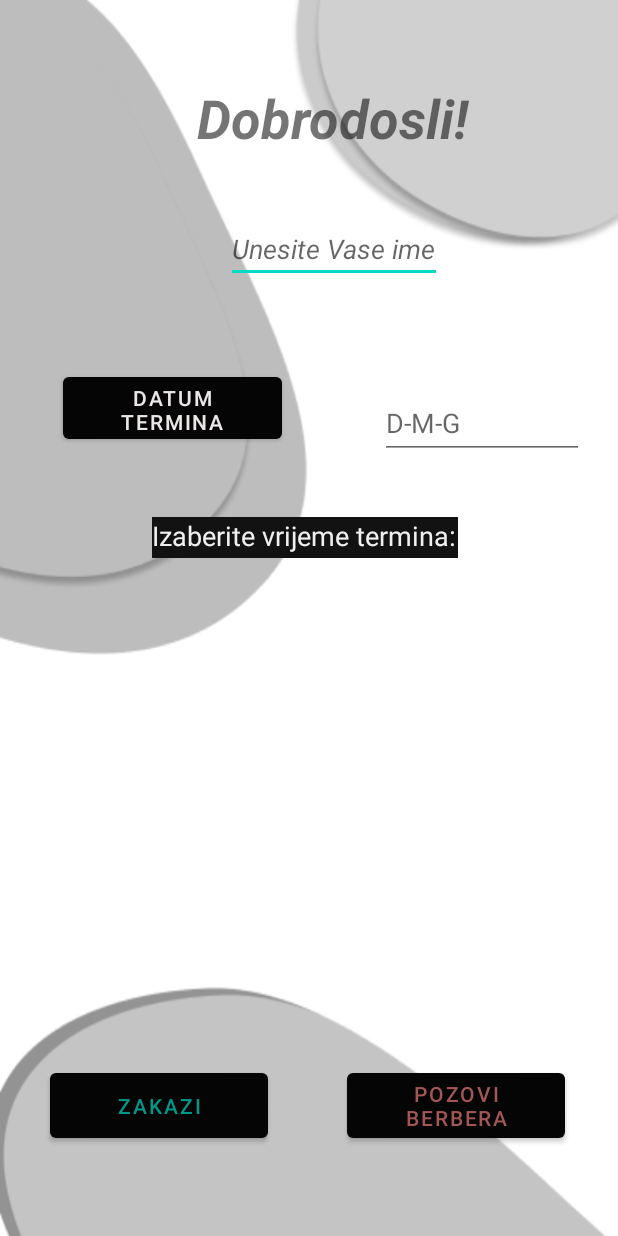
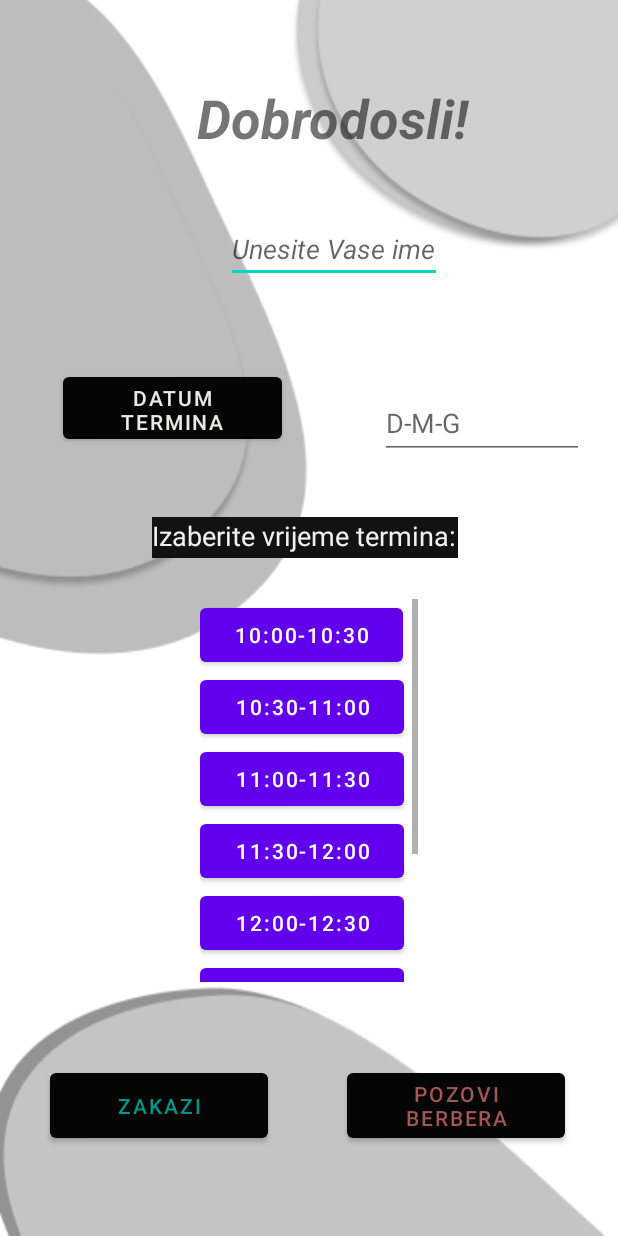
Before and after one commit to benib3/frizerApp, an Android app: the TerminAddActivity screen opened directly, with no data from a screen before it, on a phone screen of 412 x 824 dp. Run offline under Robolectric (Android 15) with nearby library versions, the phone set to English and light mode, and no system bars.

Commit message:
Update V1.1.1

```diff
--- a/app/src/main/res/layout/activity_termin_add.xml
+++ b/app/src/main/res/layout/activity_termin_add.xml
@@ -49,8 +49,8 @@
         android:layout_height="53dp"
         android:onClick="onClick"
         android:text="Datum termina"
+        android:textColor="#ECE7E7"
         app:backgroundTint="#050505"
-        android:textColor="#ECE7E7"
         app:layout_constraintBottom_toBottomOf="parent"
         app:layout_constraintEnd_toEndOf="parent"
         app:layout_constraintHorizontal_bias="0.158"
@@ -138,8 +138,8 @@
         android:layout_height="47dp"
         android:clickable="false"
         android:ems="10"
+        android:focusable="false"
         android:hint="D-M-G"
-        android:focusable="false"
         android:inputType="textPersonName"
         app:layout_constraintBottom_toBottomOf="parent"
         app:layout_constraintEnd_toEndOf="parent"
@@ -147,6 +147,71 @@
         app:layout_constraintStart_toStartOf="parent"
         app:layout_constraintTop_toTopOf="parent"
         app:layout_constraintVertical_bias="0.333" />
+
+    <ScrollView
+        android:layout_width="145dp"
+        android:layout_height="255dp"
+        android:layout_marginTop="230dp"
+        app:layout_constraintBottom_toBottomOf="parent"
+        app:layout_constraintEnd_toEndOf="parent"
+        app:layout_constraintStart_toStartOf="parent"
+        app:layout_constraintTop_toTopOf="parent">
+
+        <LinearLayout
+            android:layout_width="match_parent"
+            android:layout_height="wrap_content"
+            android:orientation="vertical">
+
+            <Button
+                android:id="@+id/button"
+                android:layout_width="135dp"
+                android:layout_height="wrap_content"
+                android:text="10:00-10:30" />
+
+            <Button
+                android:id="@+id/button2"
+                android:layout_width="136dp"
+                android:layout_height="wrap_content"
+                android:text="10:30-11:00" />
+
+            <Button
+                android:id="@+id/button3"
+                android:layout_width="136dp"
+                android:layout_height="wrap_content"
+                android:text="11:00-11:30" />
+
+            <Button
+                android:id="@+id/button4"
+                android:layout_width="136dp"
+                android:layout_height="wrap_content"
+                android:text="11:30-12:00" />
+
+            <Button
+                android:id="@+id/button5"
+                android:layout_width="136dp"
+                android:layout_height="wrap_content"
+                android:text="12:00-12:30" />
+
+            <Button
+                android:id="@+id/button6"
+                android:layout_width="136dp"
+                android:layout_height="wrap_content"
+                android:text="12:30-13:00" />
+
+            <Button
+                android:id="@+id/button7"
+                android:layout_width="match_parent"
+                android:layout_height="wrap_content"
+                android:text="13:00-13:30" />
+
+            <Button
+                android:id="@+id/button8"
+                android:layout_width="match_parent"
+                android:layout_height="wrap_content"
+                android:text="13:30-14:00" />
+
+        </LinearLayout>
+    </ScrollView>
 
     <!-- <EditText
          android:id="@+id/textVrijeme"
```
Lines whose indentation alone changed are shown as unchanged.
